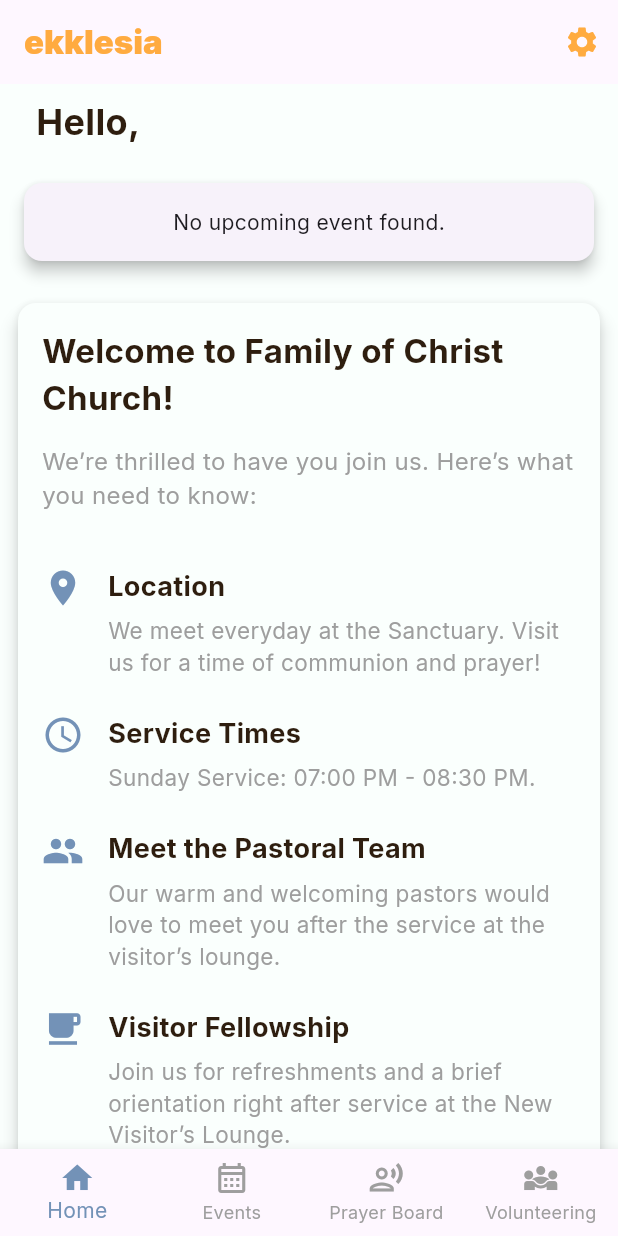
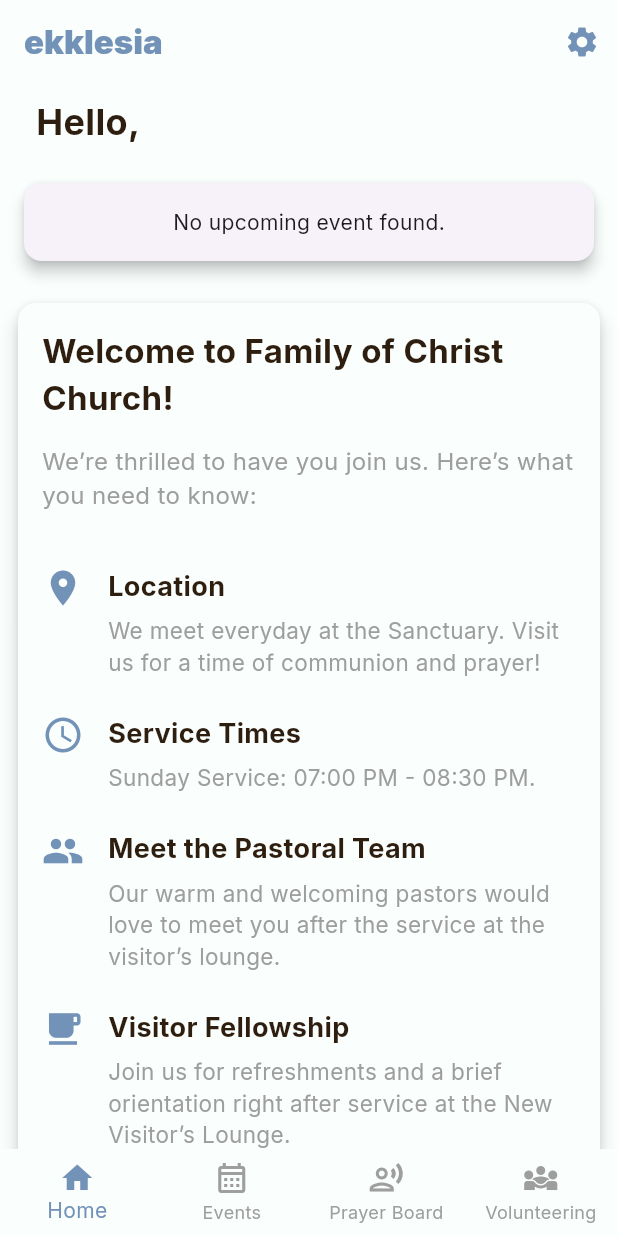
Before and after one commit to DaveSaah/ekklesia, a Flutter app: the MainScreen screen opened directly, on a phone screen of 412 x 824 dp. Run offline on Flutter 3.47's test engine with Material 3 defaults, Android fonts, the phone set to English and light mode, and no system bars; our stand-ins replace flutter_dotenv, internet_connection_checker, shared_preferences, smooth_page_indicator, supabase_flutter; accounts and stored records are empty.

Commit message:
chore: update theme

```diff
--- a/lib/features/home/landing_screen.dart
+++ b/lib/features/home/landing_screen.dart
@@ -104,7 +104,7 @@ class _LandingScreenState extends State<LandingScreen>
                                 style: const TextStyle(
                                   fontSize: 30,
                                   fontWeight: FontWeight.bold,
-                                  color: AppColors.accentColor,
+                                  color: AppColors.accent,
                                 ),
                               ),
                               const SizedBox(height: 24),
@@ -174,7 +174,7 @@ class _LandingScreenState extends State<LandingScreen>
                 _currentPage == landingData.length - 1 ? 'Get Started' : 'Next',
                 style: const TextStyle(
                   fontSize: 18,
-                  color: AppColors.buttonPrimary,
+                  color: AppColors.textPrimary,
                 ),
               ),
             ),
--- a/lib/features/home/main_screen.dart
+++ b/lib/features/home/main_screen.dart
@@ -49,10 +49,11 @@ class _MainScreenState extends State<MainScreen> {
   Widget build(BuildContext context) {
     return Scaffold(
       appBar: AppBar(
+        backgroundColor: AppColors.background,
         title: const Text(
           "ekklesia",
           style: TextStyle(
-            color: Colors.orangeAccent,
+            color: AppColors.primary,
             fontWeight: FontWeight.w900,
           ),
         ),
@@ -60,12 +61,14 @@ class _MainScreenState extends State<MainScreen> {
         automaticallyImplyLeading: false,
         actions: [
           IconButton(
-            icon: const Icon(Icons.settings, color: Colors.orangeAccent),
+            icon: const Icon(Icons.settings, color: AppColors.primary),
             onPressed: () {
-              Navigator.push(
-                context,
-                MaterialPageRoute(builder: (_) => const SettingsScreen()),
-              );
+              if (mounted) {
+                Navigator.push(
+                  context,
+                  MaterialPageRoute(builder: (_) => const SettingsScreen()),
+                );
+              }
             },
           ),
         ],
@@ -99,6 +102,8 @@ class _MainScreenState extends State<MainScreen> {
         selectedItemColor: AppColors.primary,
         unselectedItemColor: AppColors.textSecondary,
         showUnselectedLabels: true,
+        elevation: 0,
+        backgroundColor: AppColors.background,
         onTap: _setCurrentScreen,
       ),
     );
```
